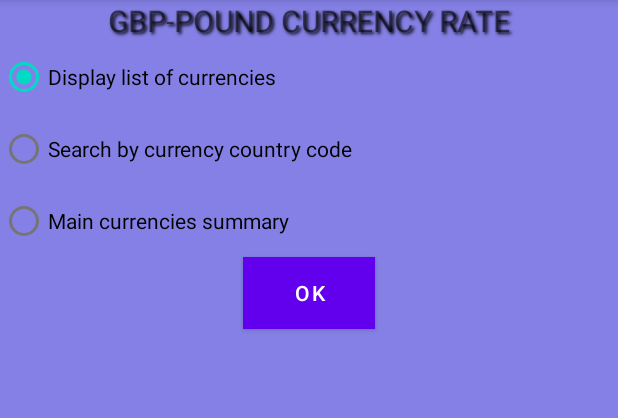
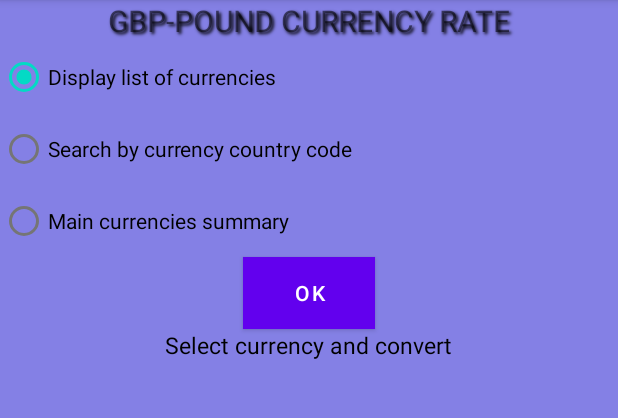
Before and after one commit to Blaiselubuma/Lubuma_Blaise_S2219962, an Android app: the screen it shows after launch (MainActivity), on a phone screen of 412 x 824 dp, the part 84-502 px from its top. Run offline under Robolectric (Android 15) with nearby library versions, the phone set to English and light mode, and no system bars.

```diff
--- a/app/src/main/AndroidManifest.xml
+++ b/app/src/main/AndroidManifest.xml
@@ -1,6 +1,8 @@
 <?xml version="1.0" encoding="utf-8"?>
 <manifest xmlns:android="http://schemas.android.com/apk/res/android"
     xmlns:tools="http://schemas.android.com/tools">
+
+    <uses-permission android:name="android.permission.ACCESS_NETWORK_STATE" />
     <uses-permission android:name="android.permission.INTERNET" />
     <application
         android:usesCleartextTraffic="true"
--- a/app/src/main/java/gcu/mpd/lubuma_blaise_s2219962/Fragment_3.java
+++ b/app/src/main/java/gcu/mpd/lubuma_blaise_s2219962/Fragment_3.java
@@ -8,12 +8,8 @@ package gcu.mpd.lubuma_blaise_s2219962;
 
 import androidx.annotation.Nullable;
 import androidx.fragment.app.Fragment;
-
 import android.graphics.Color;
 import android.os.Bundle;
-import android.text.Editable;
-import android.text.SpannableStringBuilder;
-import android.text.style.ImageSpan;
 import android.util.Log;
 import android.view.LayoutInflater;
 import android.view.View;
--- a/app/src/main/res/layout/activity_main.xml
+++ b/app/src/main/res/layout/activity_main.xml
@@ -72,6 +72,14 @@ Programme of Study : COMPUTING YEAR 3
             android:layout_gravity="center"
             android:background="@drawable/border"
             android:text="OK" />
+        <TextView
+            android:id="@+id/mDate"
+            android:layout_width="wrap_content"
+            android:layout_height="wrap_content"
+            android:layout_gravity="center"
+            android:text="Select currency and convert"
+            android:textColor="@color/black"
+            android:textSize="15sp" />
 
         <FrameLayout
             android:id="@+id/fragmentFr1"
--- a/app/src/main/res/layout/mylistview.xml
+++ b/app/src/main/res/layout/mylistview.xml
@@ -26,7 +26,7 @@ Programme of Study : COMPUTING YEAR 3
         android:layout_width="wrap_content"
         android:layout_height="wrap_content"
         android:padding="1pt"
-        android:text="TextView"
+
 
         android:textAppearance="@style/TextAppearance.AppCompat.Title"/>
 </LinearLayout>
```
Also changed, not shown: app/src/main/java/gcu/mpd/lubuma_blaise_s2219962/MainActivity.java (+89 -32 lines).
